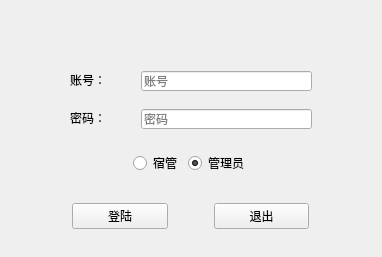
Before: the Qt Designer form widget.ui in wo16pao/MS, drawn with Qt 5.
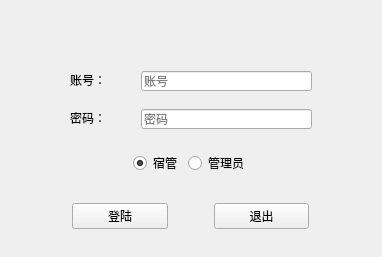
After: the same form once the commit is applied.

The edit to the form file:
```diff
--- a/widget.ui
+++ b/widget.ui
@@ -125,7 +125,7 @@
           <string>宿管</string>
          </property>
          <property name="checked">
-          <bool>false</bool>
+          <bool>true</bool>
          </property>
         </widget>
        </item>
@@ -135,7 +135,7 @@
           <string>管理员</string>
          </property>
          <property name="checked">
-          <bool>true</bool>
+          <bool>false</bool>
          </property>
         </widget>
        </item>
```
